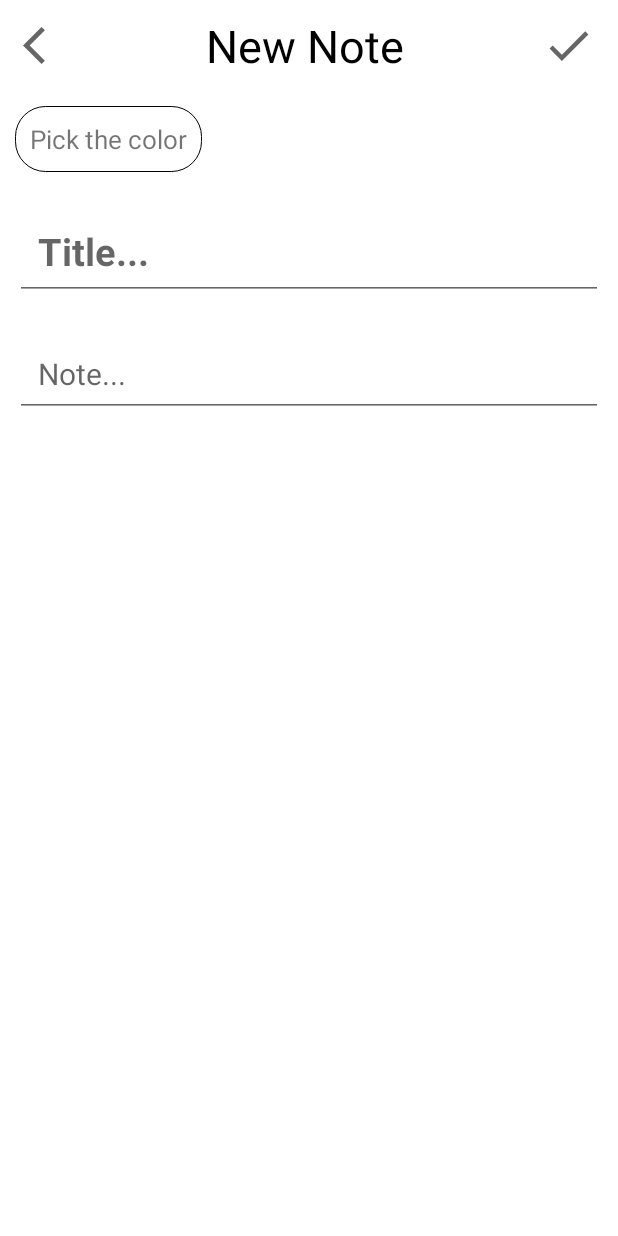
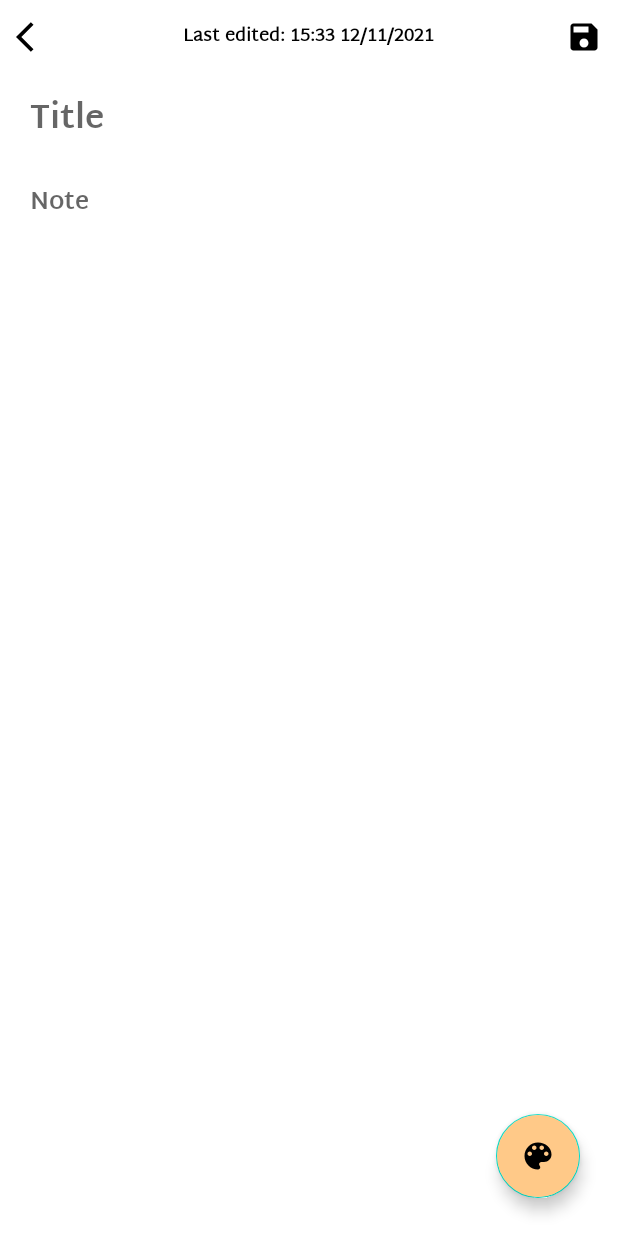
Before and after one commit to valchez-dev/Android_Notes, an Android app: the DetailsFragment screen opened through its navigation route, on a phone screen of 412 x 824 dp. Run offline under Robolectric (Android 15) with nearby library versions, the phone set to English and light mode, and no system bars; our stand-ins replace Room's generated code.

Commit message:
bottomSheet xml color-picker created, all frag-s UI rebuild

```diff
--- a/app/src/main/java/my/personal/notes/screens/DetailsFragment.kt
+++ b/app/src/main/java/my/personal/notes/screens/DetailsFragment.kt
@@ -6,30 +6,17 @@ import android.view.View
 import android.view.ViewGroup
 import android.widget.Toast
 import androidx.fragment.app.Fragment
-import androidx.fragment.app.activityViewModels
 import androidx.navigation.NavController
 import androidx.navigation.Navigation
-import androidx.navigation.fragment.navArgs
-import kotlinx.coroutines.CoroutineScope
-import kotlinx.coroutines.Dispatchers
 import my.personal.notes.R
-import my.personal.notes.database.model.Note
-import my.personal.notes.database.viewmodel.NoteViewModel
 import my.personal.notes.databinding.FragmentDetailsBinding
-import java.text.SimpleDateFormat
-import java.util.*
 
 class DetailsFragment : Fragment() {
 
     private var _binding: FragmentDetailsBinding? = null
     private val binding get() = _binding!!
+
     private lateinit var navController: NavController
-    private var note: Note? = null
-    private var color = -1
-    private val viewModel: NoteViewModel by activityViewModels()
-    private val currentDate = SimpleDateFormat.getInstance().format(Date())
-    private val job = CoroutineScope(Dispatchers.IO)
-    private val args: DetailsFragmentArgs by navArgs()
 
     override fun onCreateView(
         inflater: LayoutInflater, container: ViewGroup?,
@@ -47,29 +34,25 @@ class DetailsFragment : Fragment() {
         navController = Navigation.findNavController(view)
 
         //save icon-button
-        binding.btnDone.setOnClickListener {
+        binding.detailsBtnSave.setOnClickListener {
             saveNote()
             Toast.makeText(context, "Note Saved", Toast.LENGTH_SHORT).show()
             navController.navigate(R.id.action_detailsFragment_to_homeFragment)
         }
 
         //back icon-button
-        binding.btnBack.setOnClickListener {
+        binding.detailsBtnBack.setOnClickListener {
             navController.popBackStack()
         }
-
-
 
 
     }
 
 
-
-    private fun saveNote(){
-        if(binding.etTitle.text.toString().isNullOrEmpty()){
+    private fun saveNote() {
+        if (binding.detailsEtTitle.text.toString().isNullOrEmpty()) {
             Toast.makeText(context, "Title required", Toast.LENGTH_SHORT).show()
         }
-
 
 
     }
--- a/app/src/main/java/my/personal/notes/screens/HomeFragment.kt
+++ b/app/src/main/java/my/personal/notes/screens/HomeFragment.kt
@@ -15,21 +15,13 @@ import my.personal.notes.databinding.FragmentHomeBinding
 import my.personal.notes.recyclerview.NoteRvAdapter
 
 
-/*
-* Title visibility => gone after few sec
-*
-*
-*
-*
-*/
-
 class HomeFragment : Fragment() {
 
 
     private var _binding: FragmentHomeBinding? = null
     private val binding get() = _binding!!
 
-    private val viewModel: NoteViewModel by activityViewModels()
+
 
 
     override fun onCreateView(
@@ -47,8 +39,6 @@ class HomeFragment : Fragment() {
         // Navigation to details fragment
         val navController: NavController = Navigation.findNavController(view)
 
-       val rv: NoteRvAdapter
-
 
 
 
--- a/app/src/main/res/layout/fragment_details.xml
+++ b/app/src/main/res/layout/fragment_details.xml
@@ -1,86 +1,134 @@
 <?xml version="1.0" encoding="utf-8"?>
-<LinearLayout xmlns:android="http://schemas.android.com/apk/res/android"
+<RelativeLayout xmlns:android="http://schemas.android.com/apk/res/android"
     xmlns:app="http://schemas.android.com/apk/res-auto"
     xmlns:tools="http://schemas.android.com/tools"
+    android:id="@+id/details_fragment"
     android:layout_width="match_parent"
     android:layout_height="match_parent"
-    android:orientation="vertical"
     tools:context=".screens.DetailsFragment">
 
+    <RelativeLayout
+        android:id="@+id/details_toolbar"
+        android:layout_width="match_parent"
+        android:layout_height="50dp">
 
-    <LinearLayout
-        android:id="@+id/details_header"
-        android:orientation="horizontal"
-        android:layout_width="match_parent"
-        android:layout_height="wrap_content">
+        <ImageView
+            android:id="@+id/details_btn_back"
+            android:layout_width="wrap_content"
+            android:layout_height="wrap_content"
+            android:layout_centerVertical="true"
+            android:layout_margin="5dp"
+
+            android:background="?attr/selectableItemBackgroundBorderless"
+            android:clickable="true"
+
+            android:contentDescription="@string/back_button_image"
+
+            android:focusable="true"
+            android:padding="5dp"
+            android:src="@drawable/ic_back"
+            app:tint="@color/black" />
+
+
+        <com.google.android.material.textview.MaterialTextView
+            android:id="@+id/details_date"
+            android:layout_width="wrap_content"
+            android:layout_height="wrap_content"
+            android:layout_centerInParent="true"
+            android:fontFamily="@font/martel_sans_regular"
+            android:maxLines="1"
+            android:paddingHorizontal="13dp"
+            android:paddingVertical="5dp"
+
+            android:text="@string/date_placeholder"
+            android:textAlignment="center"
+            android:textColor="@color/black"
+            android:textSize="12sp"
+            android:textStyle="bold" />
 
 
         <ImageView
-            android:id="@+id/btn_back"
-            android:padding="10dp"
-            android:layout_marginHorizontal="5dp"
-            android:layout_gravity="center"
-            android:layout_width="50dp"
-            android:layout_height="50dp"
-            android:src="@drawable/ic_back" />
+            android:id="@+id/details_btn_save"
+            android:layout_width="wrap_content"
+            android:layout_height="wrap_content"
+            android:layout_alignParentEnd="true"
+            android:layout_centerVertical="true"
 
-        <TextView
-            android:id="@+id/title"
-            android:layout_weight="1"
-            android:gravity="center"
-            android:layout_width="0dp"
-            android:layout_height="wrap_content"
-            android:fontFamily="sans-serif"
-            android:padding="10dp"
-            android:text="New Note"
-            android:textColor="@color/black"
-            android:textSize="30sp" />
+            android:layout_margin="5dp"
+            android:background="?attr/selectableItemBackgroundBorderless"
+
+            android:clickable="true"
+
+            android:contentDescription="@string/save_image_button"
+            android:focusable="true"
+            android:padding="5dp"
+            android:src="@drawable/ic_save"
+            app:tint="@color/black" />
 
 
-        <ImageView
-            android:id="@+id/btn_done"
-            android:padding="10dp"
-            android:layout_marginHorizontal="5dp"
-            android:layout_gravity="center|end"
-            android:layout_width="55dp"
-            android:layout_height="55dp"
-            android:src="@drawable/ic_check" />
+    </RelativeLayout>
+
+    <FrameLayout
+        android:layout_width="match_parent"
+        android:layout_height="match_parent"
+        android:layout_below="@id/details_toolbar">
 
 
-    </LinearLayout>
+        <androidx.core.widget.NestedScrollView
+            android:id="@+id/details_scrollView"
+            android:layout_width="match_parent"
+            android:layout_height="match_parent"
+            android:fillViewport="true">
 
-    <TextView
-        android:id="@+id/btn_color_picker"
-        android:text="Pick the color"
-        android:textSize="17sp"
-        android:background="@drawable/search_shape"
-        android:layout_gravity="start"
-        android:elevation="10dp"
-        android:padding="10dp"
-        android:layout_margin="10dp"
-        android:layout_width="wrap_content"
-        android:layout_height="wrap_content"/>
+            <LinearLayout
+                android:layout_width="match_parent"
+                android:layout_height="match_parent"
+                android:orientation="vertical">
+
+                <EditText
+                    android:id="@+id/details_et_title"
+                    android:layout_width="match_parent"
+                    android:layout_height="wrap_content"
+                    android:layout_marginHorizontal="20dp"
+                    android:layout_marginVertical="10dp"
+                    android:background="@null"
+                    android:fontFamily="@font/martel_sans_bold"
+                    android:hint="@string/et_title_hint"
+                    android:importantForAutofill="no"
+                    android:inputType="textMultiLine"
+                    android:textSize="22sp" />
+
+                <EditText
+                    android:id="@+id/details_et_body"
+                    android:layout_width="match_parent"
+                    android:layout_height="wrap_content"
+                    android:layout_marginHorizontal="20dp"
+                    android:layout_marginVertical="10dp"
+                    android:background="@null"
+                    android:fontFamily="@font/martel_sans_bold"
+                    android:hint="@string/et_body_hint"
+                    android:importantForAutofill="no"
+                    android:inputType="textMultiLine"
+                    android:textSize="16sp" />
+
+            </LinearLayout>
 
 
-    <EditText
-        android:id="@+id/et_title"
-        android:inputType="textMultiLine"
-        android:layout_width="match_parent"
-        android:layout_height="wrap_content"
-        android:hint="Title..."
-        android:textStyle="bold"
-        android:padding="15dp"
-        android:layout_margin="10dp"
-        android:textSize="25sp"/>
+        </androidx.core.widget.NestedScrollView>
 
-    <EditText
-        android:id="@+id/et_body"
-        android:inputType="textMultiLine"
-        android:layout_width="match_parent"
-        android:layout_height="wrap_content"
-        android:hint="Note..."
-        android:padding="15dp"
-        android:textSize="20sp"
-        android:layout_margin="10dp"/>
 
-</LinearLayout>
+        <com.google.android.material.floatingactionbutton.FloatingActionButton
+            android:id="@+id/details_fab"
+            android:layout_width="wrap_content"
+            android:layout_height="wrap_content"
+            android:layout_gravity="end|bottom"
+            android:layout_margin="25dp"
+            android:backgroundTint="@color/orange"
+            android:contentDescription="@string/color_picker_description"
+            android:src="@drawable/ic_color_lens" />
+
+
+    </FrameLayout>
+
+
+</RelativeLayout>
--- a/app/src/main/res/layout/fragment_home.xml
+++ b/app/src/main/res/layout/fragment_home.xml
@@ -104,7 +104,7 @@
             android:id="@+id/fab_home"
             android:layout_width="wrap_content"
             android:layout_height="wrap_content"
-            android:backgroundTint="@color/blue"
+            android:backgroundTint="@color/orange"
             android:contentDescription="@string/fab_description"
             android:src="@drawable/ic_add"
             app:fabSize="normal"
--- a/app/src/main/res/values-night/strings.xml
+++ b/app/src/main/res/values-night/strings.xml
@@ -4,4 +4,12 @@
     <string name="search_hint">Search...</string>
     <string name="text_placeholder">Let\'s create a Note!</string>
     <string name="fab_description">add_note_button</string>
+    <string name="pick_color">Pick the color:</string>
+    <string name="random_title">Note Title</string>
+    <string name="text_description_placeholder">This is the description of my note</string>
+    <string name="date_placeholder">Last edited: 15:33 12/11/2021</string>
+    <string name="et_title_hint">Title...</string>
+    <string name="color_picker_description">Color Picker Button</string>
+    <string name="back_button_image">Back Button Image</string>
+    <string name="save_image_button">Save Image-Button</string>
 </resources>
--- a/app/src/main/res/values/colors.xml
+++ b/app/src/main/res/values/colors.xml
@@ -23,7 +23,7 @@
 
 
     <!-- Array of colours -->
-    <array name="color_picker">
+    <array name="colors_array">
         <item>@color/white</item>
         <item>@color/orange</item>
         <item>@color/yellow</item>
--- a/app/src/main/res/values/strings.xml
+++ b/app/src/main/res/values/strings.xml
@@ -11,7 +11,16 @@
         battery packs to the hot-selling Model Y compact crossover.</string>
     <string name="hello_blank_fragment">Hello blank fragment</string>
     <string name="my_notes">My Notes</string>
-    <string name="search_hint">Search...</string>
+    <string name="search_hint">Search…</string>
     <string name="text_placeholder">Let\'s create a Note!</string>
     <string name="fab_description">add_note_button</string>
+    <string name="pick_color">Pick the color:</string>
+    <string name="random_title">Note Title</string>
+    <string name="text_description_placeholder">This is the description of my note</string>
+    <string name="date_placeholder">Last edited: 15:33 12/11/2021</string>
+    <string name="et_title_hint">Title</string>
+    <string name="et_body_hint">Note</string>
+    <string name="color_picker_description">Color Picker Button</string>
+    <string name="back_button_image">Back Button Image</string>
+    <string name="save_image_button">Save Image-Button</string>
 </resources>
--- a/build.gradle
+++ b/build.gradle
@@ -3,6 +3,7 @@ buildscript {
     repositories {
         google()
         mavenCentral()
+        jcenter()
     }
     dependencies {
         classpath "com.android.tools.build:gradle:7.0.3"
```
Also changed, not shown: app/src/main/res/drawable/bottom_sheet_line.xml (added, +12 -0 lines), app/src/main/res/drawable/ic_time.xml (added, +13 -0 lines), app/src/main/res/layout/bottom_sheet.xml (added, +67 -0 lines), app/src/main/res/layout/card.xml (+57 -23 lines).
